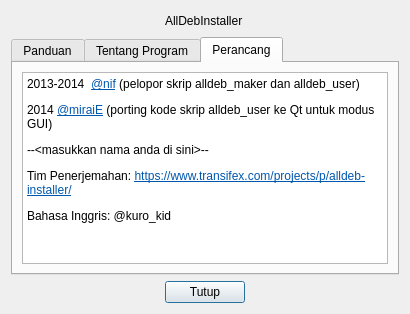
The window that about.ui (grOS-TEAM/alldeb-source) describes before a commit, drawn with Qt 5.
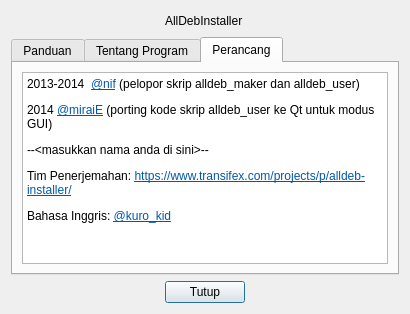
The same window after the commit. The open tabs and pages were chosen to show the change.

The edit to the form file:
```diff
--- a/about.ui
+++ b/about.ui
@@ -83,7 +83,7 @@
 &lt;p style=&quot; margin-top:12px; margin-bottom:12px; margin-left:0px; margin-right:0px; -qt-block-indent:0; text-indent:0px;&quot;&gt;2014 &lt;a href=&quot;http://ubuntu-indonesia.com/forums/ubbthreads.php/users/3830/miraiE&quot;&gt;&lt;span style=&quot; text-decoration: underline; color:#0057ae;&quot;&gt;@miraiE&lt;/span&gt;&lt;/a&gt; (porting kode skrip alldeb_user ke Qt untuk modus GUI)&lt;/p&gt;
 &lt;p style=&quot; margin-top:12px; margin-bottom:12px; margin-left:0px; margin-right:0px; -qt-block-indent:0; text-indent:0px;&quot;&gt;--&amp;lt;masukkan nama anda di sini&amp;gt;--&lt;/p&gt;
 &lt;p style=&quot; margin-top:12px; margin-bottom:12px; margin-left:0px; margin-right:0px; -qt-block-indent:0; text-indent:0px;&quot;&gt;Tim Penerjemahan: &lt;a href=&quot;https://www.transifex.com/projects/p/alldeb-installer/&quot;&gt;&lt;span style=&quot; text-decoration: underline; color:#0057ae;&quot;&gt;https://www.transifex.com/projects/p/alldeb-installer/&lt;/span&gt;&lt;/a&gt;&lt;/p&gt;
-&lt;p style=&quot; margin-top:12px; margin-bottom:12px; margin-left:0px; margin-right:0px; -qt-block-indent:0; text-indent:0px;&quot;&gt;Bahasa Inggris: @kuro_kid&lt;/p&gt;&lt;/body&gt;&lt;/html&gt;</string>
+&lt;p style=&quot; margin-top:12px; margin-bottom:12px; margin-left:0px; margin-right:0px; -qt-block-indent:0; text-indent:0px;&quot;&gt;Bahasa Inggris: &lt;a href=&quot;http://ubuntu-indonesia.com/forums/ubbthreads.php/users/4487/kuro_kid&quot;&gt;&lt;span style=&quot; text-decoration: underline; color:#0057ae;&quot;&gt;@kuro_kid&lt;/span&gt;&lt;/a&gt;&lt;/p&gt;&lt;/body&gt;&lt;/html&gt;</string>
          </property>
         </widget>
        </item>
```
